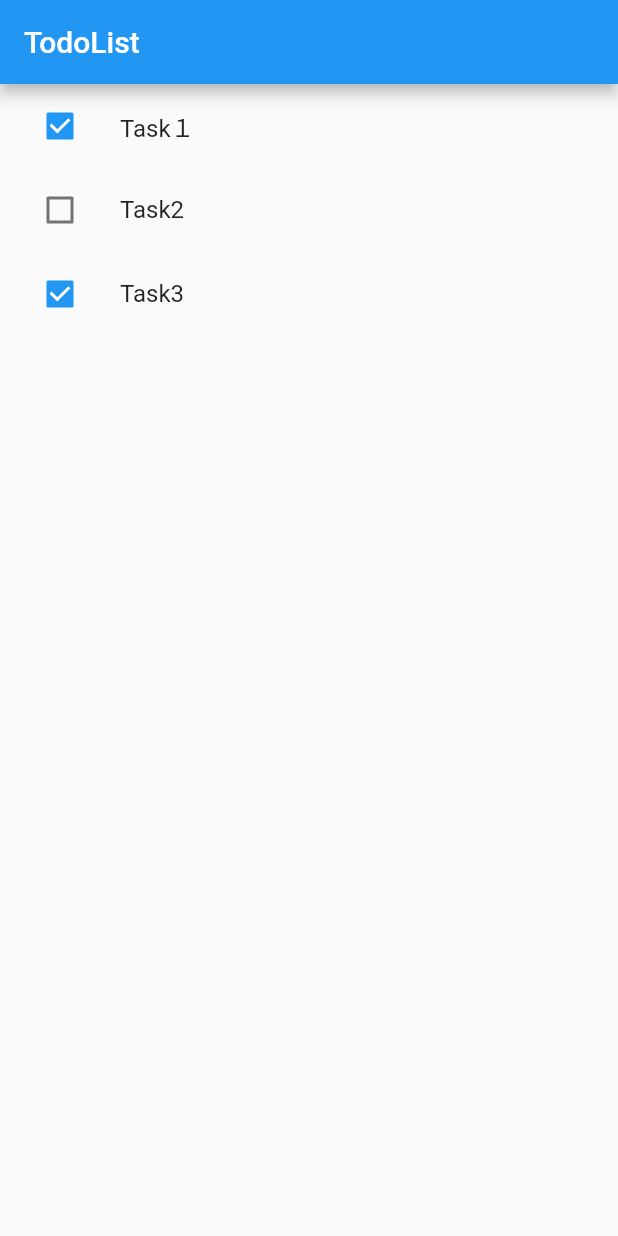
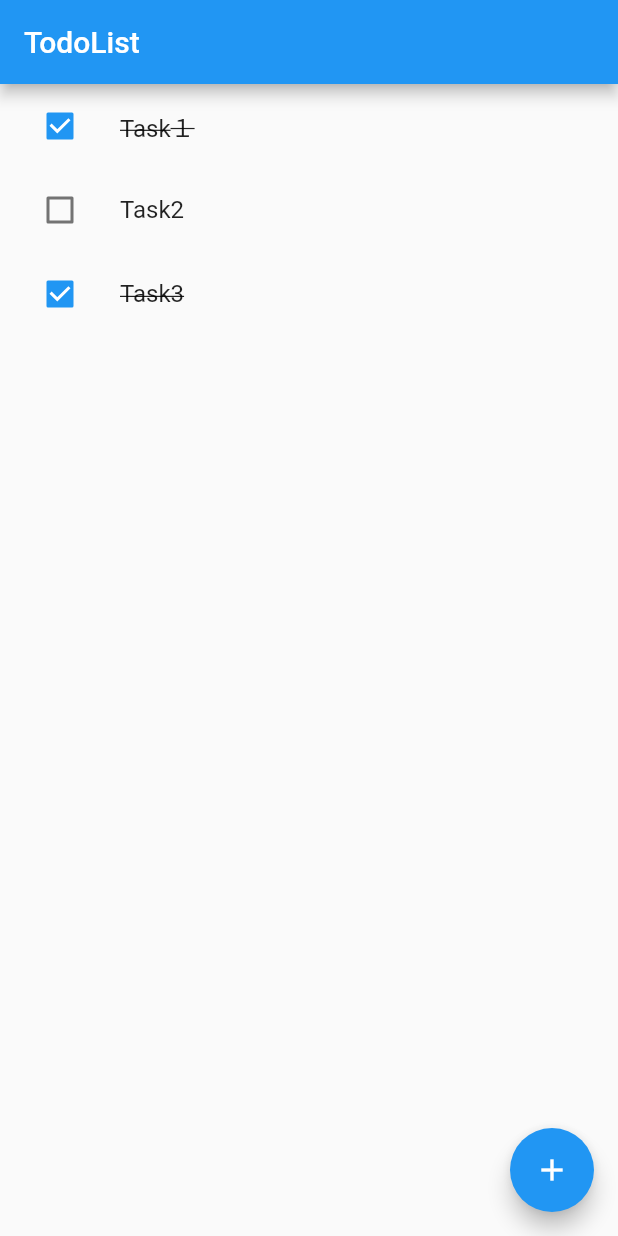
Before and after one commit to ikoba0911/todo_app_flutter, a Flutter app: the screen it shows after launch, on a phone screen of 412 x 824 dp. Run offline on Flutter 3.47's test engine with Material 2 defaults, Android fonts, the phone set to English and light mode, and no system bars; our stand-ins replace rxdart.

```diff
--- a/lib/home_page/home_page.dart
+++ b/lib/home_page/home_page.dart
@@ -29,6 +29,12 @@ class HomePage extends StatelessWidget {
           );
         },
       ),
+      floatingActionButton: FloatingActionButton(
+        onPressed: () {
+          _bloc.addTask(Todo(999, 'new task', TaskState.todo));
+        },
+        child: const Icon(Icons.add),
+      ),
     );
   }
 
@@ -44,7 +50,14 @@ class HomePage extends StatelessWidget {
               _bloc.updateTaskState(index);
             },
           ),
-          title: Text(snapshot.data![index].title),
+          title: Text(
+            snapshot.data![index].title,
+            style: snapshot.data![index].state == TaskState.done
+                ? const TextStyle(
+                    decoration: TextDecoration.lineThrough,
+                  )
+                : null,
+          ),
         );
       },
     );
```
Also changed, not shown: lib/home_page/home_bloc.dart (+16 -1 lines).
